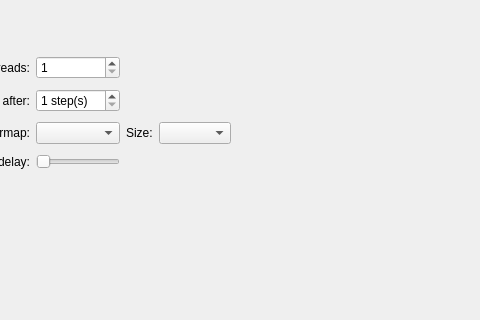
The window that src/gui/forms/settingspage.ui (evoplex/evoplex) describes before a commit, drawn with Qt 5; both pictures show x 81 to 561 and y 0 to 320 of the 561 by 453 pixel window.
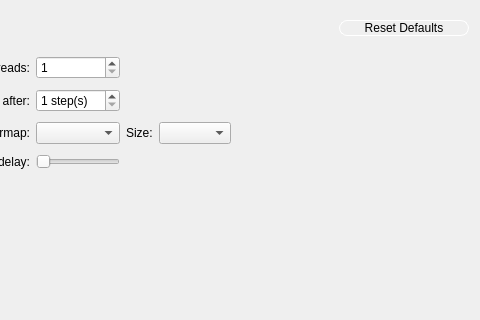
The same window after the commit.

Commit message: SettingsPage - allows resetting settings to default

```diff
--- a/src/gui/forms/settingspage.ui
+++ b/src/gui/forms/settingspage.ui
@@ -45,6 +45,41 @@
        </property>
       </widget>
      </item>
+     <item>
+      <widget class="QPushButton" name="reset">
+       <property name="sizePolicy">
+        <sizepolicy hsizetype="Fixed" vsizetype="Fixed">
+         <horstretch>0</horstretch>
+         <verstretch>0</verstretch>
+        </sizepolicy>
+       </property>
+       <property name="minimumSize">
+        <size>
+         <width>130</width>
+         <height>0</height>
+        </size>
+       </property>
+       <property name="maximumSize">
+        <size>
+         <width>130</width>
+         <height>16777215</height>
+        </size>
+       </property>
+       <property name="styleSheet">
+        <string notr="true">QPushButton  {
+	border: 1px solid white;
+    border-radius: 8px;
+    background-color: transparent;
+}
+QPushButton::hover {
+	background-color: #4285f4;
+}</string>
+       </property>
+       <property name="text">
+        <string>Reset Defaults</string>
+       </property>
+      </widget>
+     </item>
     </layout>
    </item>
    <item row="3" column="0">
```
The commit also changes 8 other files.
